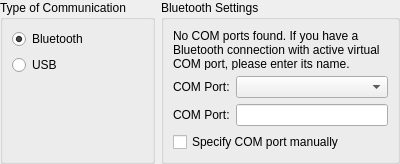
qreal/qreal, file plugins/robots/interpreters/ev3KitInterpreter/src/ev3AdditionalPreferences.ui: the form before one commit.
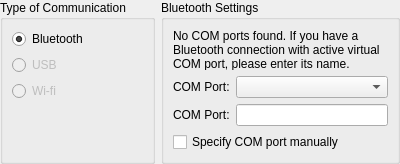
The form after the commit.

Commit message: usb and wi-fi - temporarily inactive

The edit to the form file:
```diff
--- a/plugins/robots/interpreters/ev3KitInterpreter/src/ev3AdditionalPreferences.ui
+++ b/plugins/robots/interpreters/ev3KitInterpreter/src/ev3AdditionalPreferences.ui
@@ -47,9 +47,28 @@
       </item>
       <item row="1" column="0">
        <widget class="QRadioButton" name="usbRadioButton">
+        <property name="enabled">
+         <bool>false</bool>
+        </property>
         <property name="text">
          <string>USB</string>
         </property>
+        <property name="checkable">
+         <bool>false</bool>
+        </property>
+       </widget>
+      </item>
+      <item row="2" column="0">
+       <widget class="QRadioButton" name="wifiRadioButton">
+        <property name="enabled">
+         <bool>false</bool>
+        </property>
+        <property name="text">
+         <string>Wi-fi</string>
+        </property>
+        <property name="checkable">
+         <bool>false</bool>
+        </property>
        </widget>
       </item>
      </layout>
```
Left out of the diff: 6 changed lines with no effect on the pictures.
